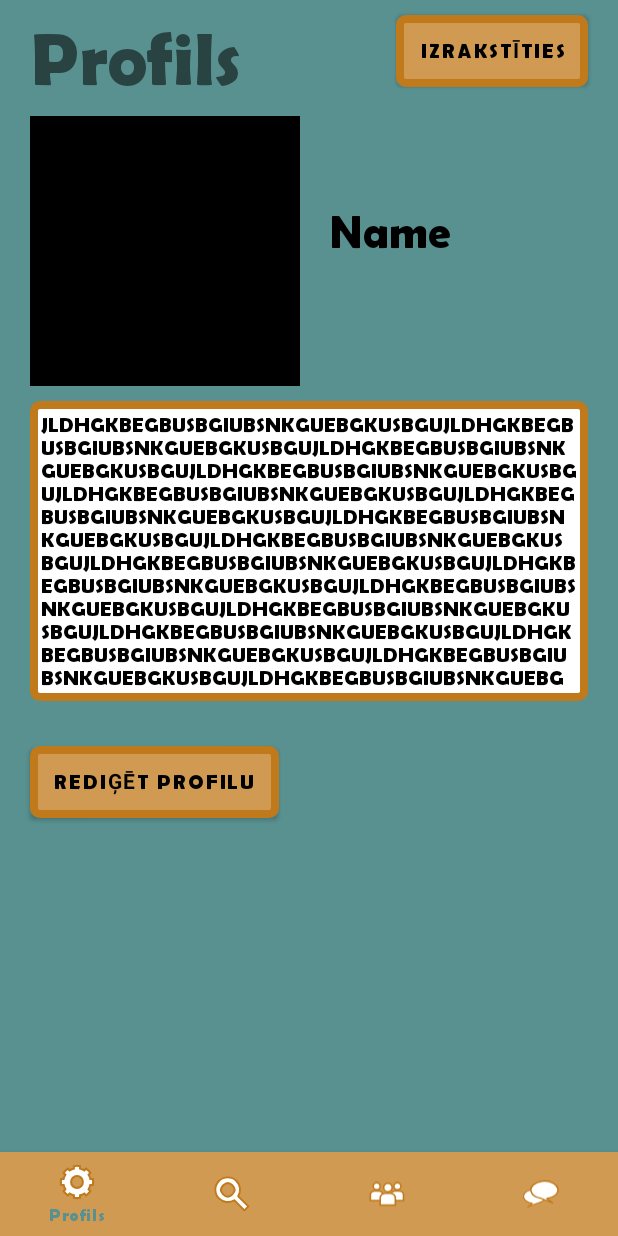
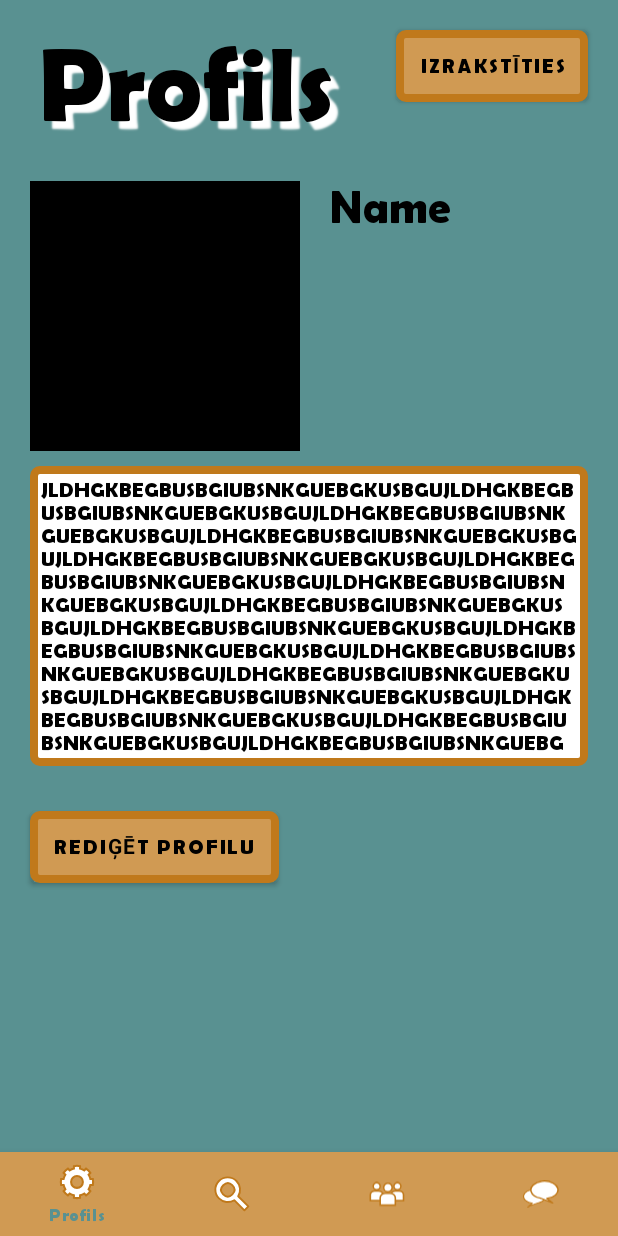
Before and after one commit to Cerins/OOP-client, an Android app: the FriendsFragment screen opened through its navigation route, after a tap on "IZRAKSTĪTIES", on a phone screen of 412 x 824 dp. Run offline under Robolectric (Android 15) with nearby library versions, the phone set to English and light mode, and no system bars; our stand-ins replace Dagger/Hilt's generated code, navigation-ui; network calls fail.

Commit message:
changed headings

```diff
--- a/app/src/main/res/layout/fragment_profile_1.xml
+++ b/app/src/main/res/layout/fragment_profile_1.xml
@@ -14,30 +14,46 @@
         android:layout_height="wrap_content"
         android:background="@drawable/bg_button"
         android:layout_alignParentEnd="true"
-        android:layout_marginTop="10dp"
+        android:layout_marginTop="20dp"
         android:layout_marginEnd="20dp"
         android:text="Izrakstīties"
         app:backgroundTint="@null" />
 
+<!--    <TextView-->
+<!--        android:id="@+id/profile_heading"-->
+<!--        android:layout_width="match_parent"-->
+<!--        android:layout_height="wrap_content"-->
+<!--        android:text="Profils"-->
+<!--        android:textAlignment="textStart"-->
+<!--        android:layout_marginTop="10dp"-->
+<!--        android:layout_marginStart="20dp"-->
+<!--        android:textSize="50dp"-->
+<!--        android:layout_toLeftOf="@id/btnLogout"/>-->
+
     <TextView
-        android:id="@+id/profileTitle"
-        android:layout_width="match_parent"
+        android:id="@+id/profile_heading"
+        android:layout_width="wrap_content"
         android:layout_height="wrap_content"
         android:text="Profils"
-        android:textAlignment="textStart"
+        android:textSize="70sp"
+        android:layout_alignParentStart="true"
+        android:padding="5dp"
+        android:shadowColor="#FFF"
+        android:shadowDx="8"
+        android:shadowDy="8"
+        android:shadowRadius="1"
+        android:layout_marginStart="20dp"
         android:layout_marginTop="10dp"
-        android:layout_marginStart="20dp"
-        android:textSize="50dp"
-        android:layout_toLeftOf="@id/btnLogout"/>
+        android:textColor="@android:color/black" />
 
     <ImageView
         android:id="@+id/profileImg"
         android:layout_width="180dp"
         android:layout_height="180dp"
         android:background="@color/black"
-        android:layout_marginTop="10dp"
+        android:layout_marginTop="20dp"
         android:layout_marginStart="20dp"
-        android:layout_below="@id/profileTitle"/>
+        android:layout_below="@id/profile_heading"/>
 
     <TextView
         android:id="@+id/userName"
@@ -50,7 +66,8 @@
         android:textSize="30dp"
         android:textColor="@color/black"
         android:layout_toRightOf="@id/profileImg"
-        android:layout_below="@id/profileTitle"/>
+        android:layout_marginVertical="20dp"
+        android:layout_below="@id/profile_heading"/>
 
     <ScrollView
         android:id="@+id/descriptionScrollview"
```
Also changed, not shown: app/src/main/res/layout/fragment_friends.xml (+23 -6 lines), app/src/main/res/layout/fragment_messages_1.xml (+14 -0 lines), app/src/main/res/layout/fragment_search_1.xml (+14 -0 lines).
